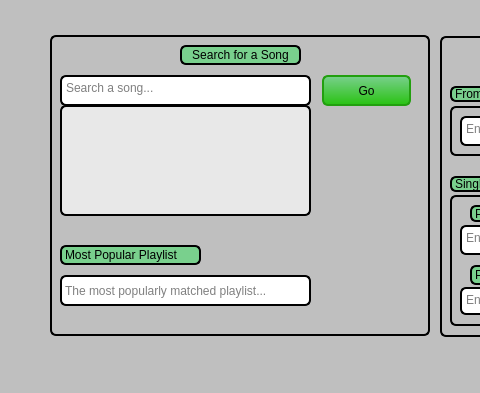
Qt form Playlist/mainwindow.ui (pvelarde/playlist) before a commit; both pictures show x 0 to 480 and y 207 to 600 of the 900 by 600 pixel window.
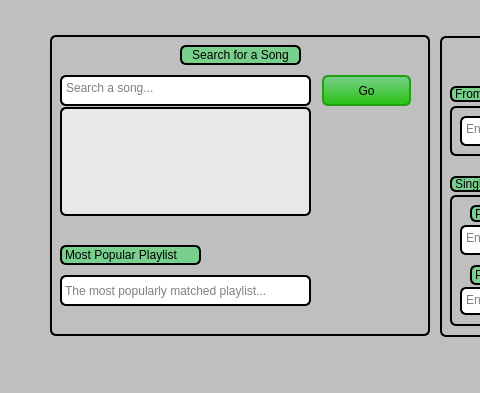
The same form after that commit.

Diff of the .ui file:
```diff
--- a/Playlist/mainwindow.ui
+++ b/Playlist/mainwindow.ui
@@ -148,7 +148,7 @@
       </rect>
      </property>
      <property name="styleSheet">
-      <string notr="true"/>
+      <string notr="true">margin-top:2px;</string>
      </property>
     </widget>
     <widget class="QLabel" name="label_2">
```
